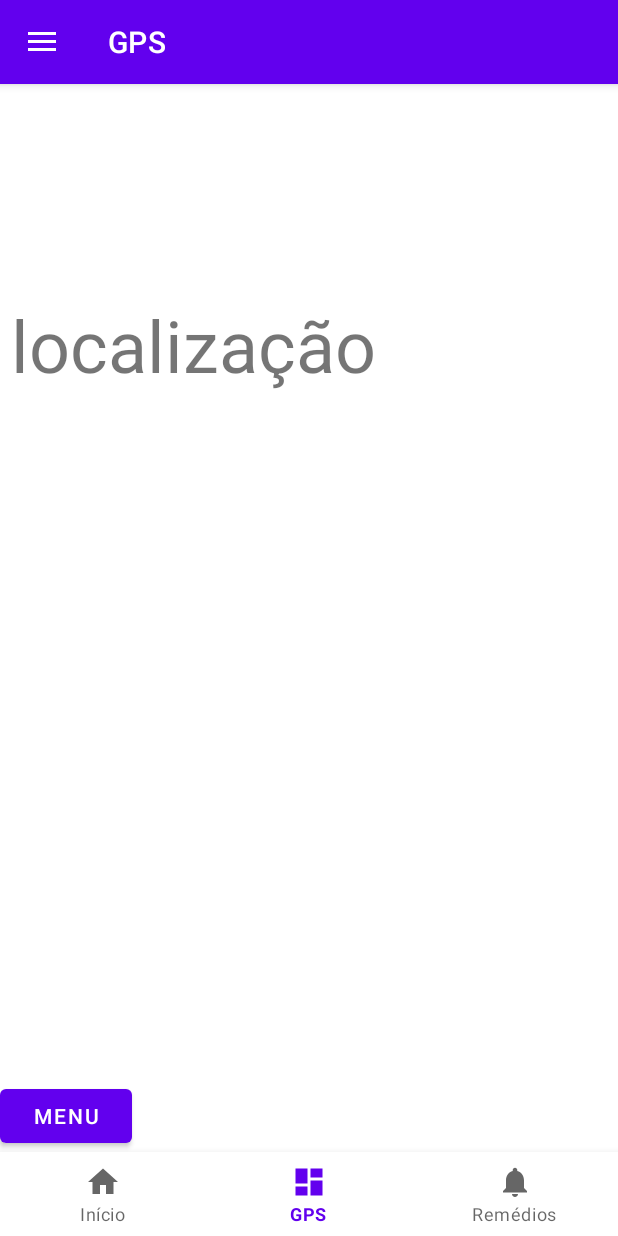
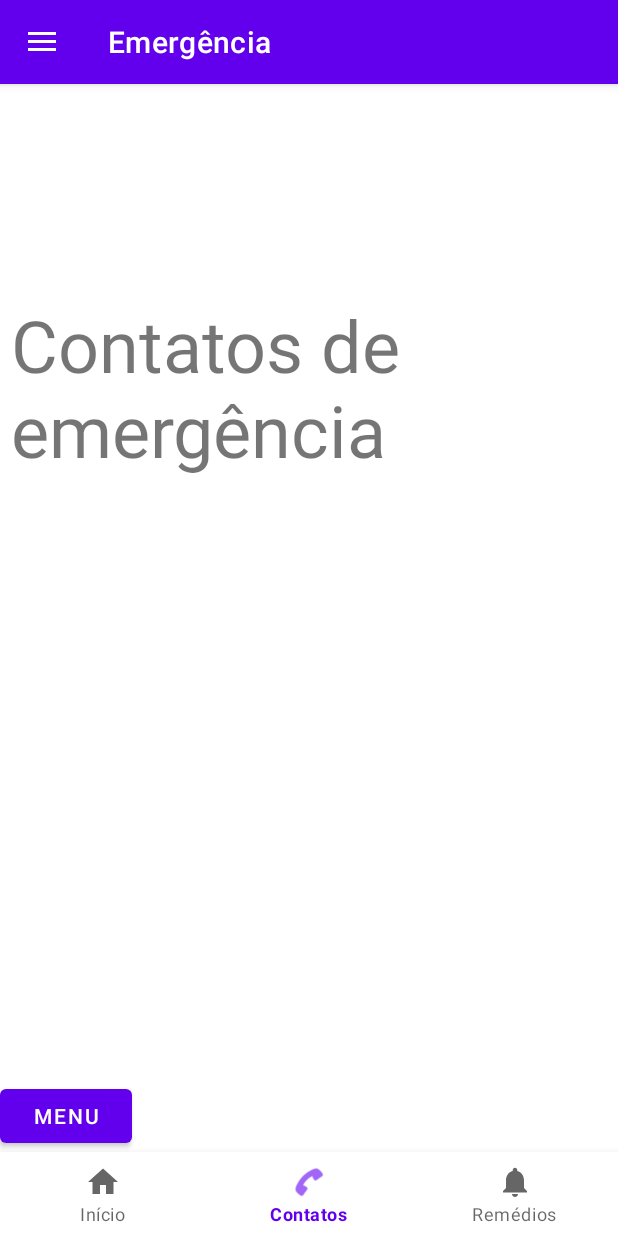
Before and after one commit to BetoGJ/MemoriaViva, an Android app: the DashboardFragment screen opened through its navigation route, on a phone screen of 412 x 824 dp. Run offline under Robolectric (Android 15) with nearby library versions, the phone set to English and light mode, and no system bars; our stand-ins replace navigation-ui.

Commit message:
Contatos menu

```diff
--- a/app/src/main/res/layout/fragment_dashboard.xml
+++ b/app/src/main/res/layout/fragment_dashboard.xml
@@ -14,7 +14,7 @@
         android:layout_marginTop="32dp"
         android:layout_marginEnd="32dp"
         android:layout_marginBottom="385dp"
-        android:text="localização"
+        android:text="Contatos de emergência"
         android:textSize="48sp"
         app:layout_constraintBottom_toBottomOf="parent"
         app:layout_constraintEnd_toEndOf="parent"
--- a/app/src/main/res/menu/bottom_nav_menu.xml
+++ b/app/src/main/res/menu/bottom_nav_menu.xml
@@ -8,8 +8,8 @@
 
     <item
         android:id="@+id/navigation_dashboard"
-        android:icon="@drawable/ic_dashboard_black_24dp"
-        android:title="GPS" />
+        android:icon="@android:drawable/ic_menu_call"
+        android:title="Contatos" />
 
     <item
         android:id="@+id/navigation_notifications"
--- a/app/src/main/res/navigation/mobile_navigation.xml
+++ b/app/src/main/res/navigation/mobile_navigation.xml
@@ -14,7 +14,7 @@
     <fragment
         android:id="@+id/navigation_dashboard"
         android:name="com.example.memoriaviva2.ui.dashboard.DashboardFragment"
-        android:label="GPS"
+        android:label="Emergência"
         tools:layout="@layout/fragment_dashboard" />
 
     <fragment
```
